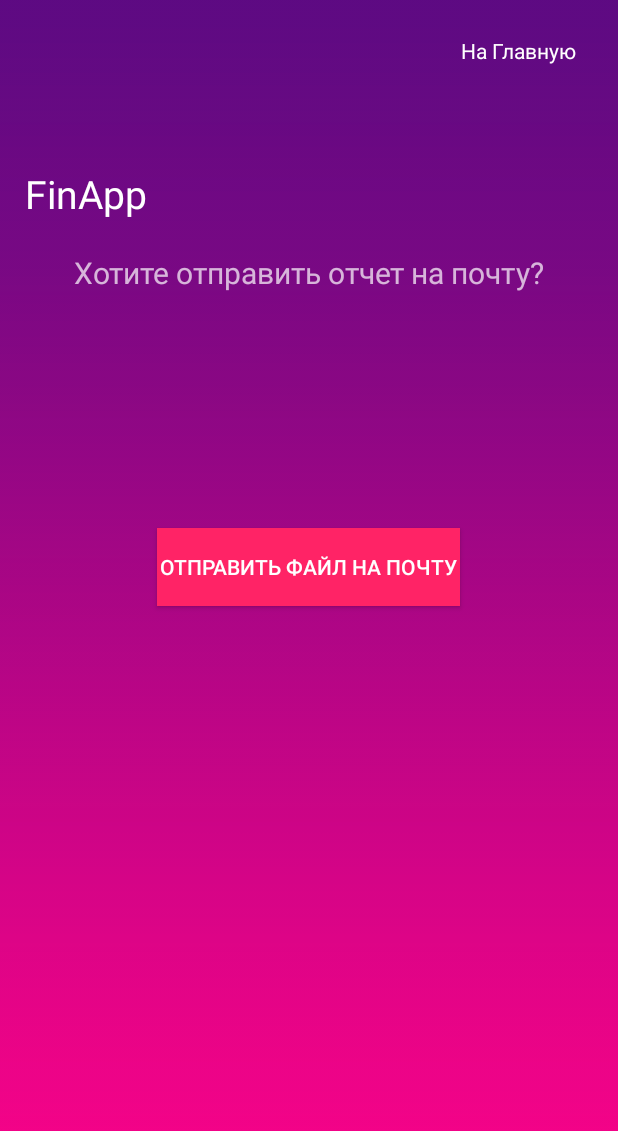
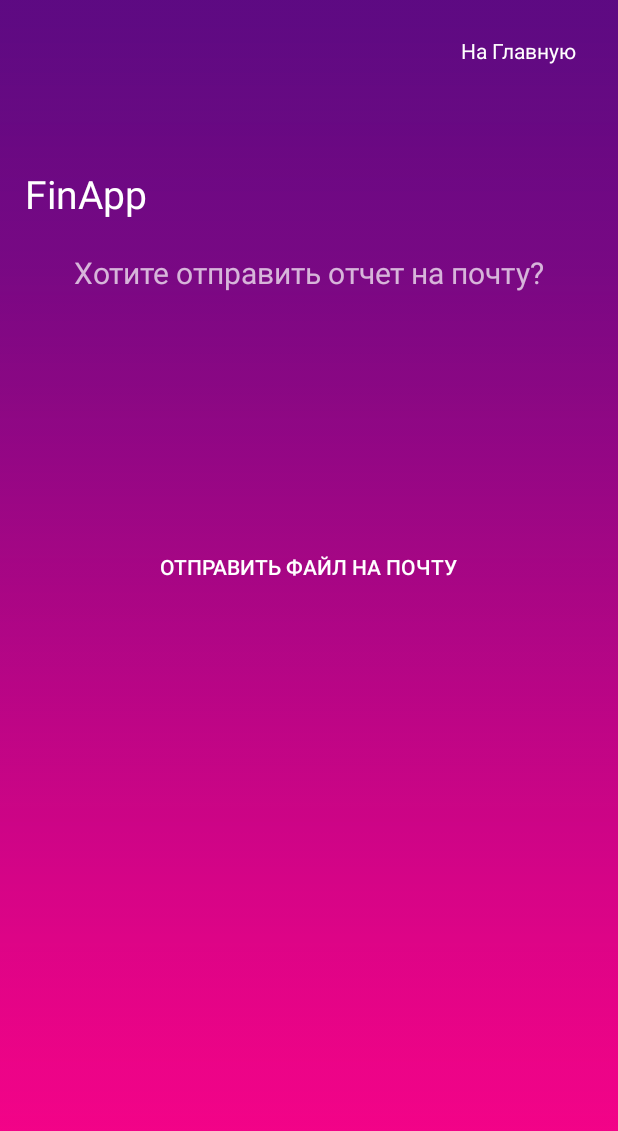
Before and after one commit to Vutsen/AndroidApp, an Android app: the SimpleMail screen opened directly, with no data from a screen before it, on a phone screen of 412 x 824 dp. Shown: the top 1131 px of the screen. Run offline under Robolectric (Android 15) with nearby library versions, the phone set to English and light mode, and no system bars; Roboto replaces fonts that are not available here.

Commit message:
reform button activity_mail

```diff
--- a/FinApp/app/src/main/res/layout/activity_mail.xml
+++ b/FinApp/app/src/main/res/layout/activity_mail.xml
@@ -74,7 +74,7 @@
         android:layout_width="202dp"
         android:layout_height="52dp"
         android:layout_marginBottom="420dp"
-        android:background="@color/pink"
+        android:background="@android:color/transparent"
         android:text="Отправить файл на почту"
         app:layout_constraintBottom_toBottomOf="parent"
         app:layout_constraintEnd_toEndOf="parent"
```
